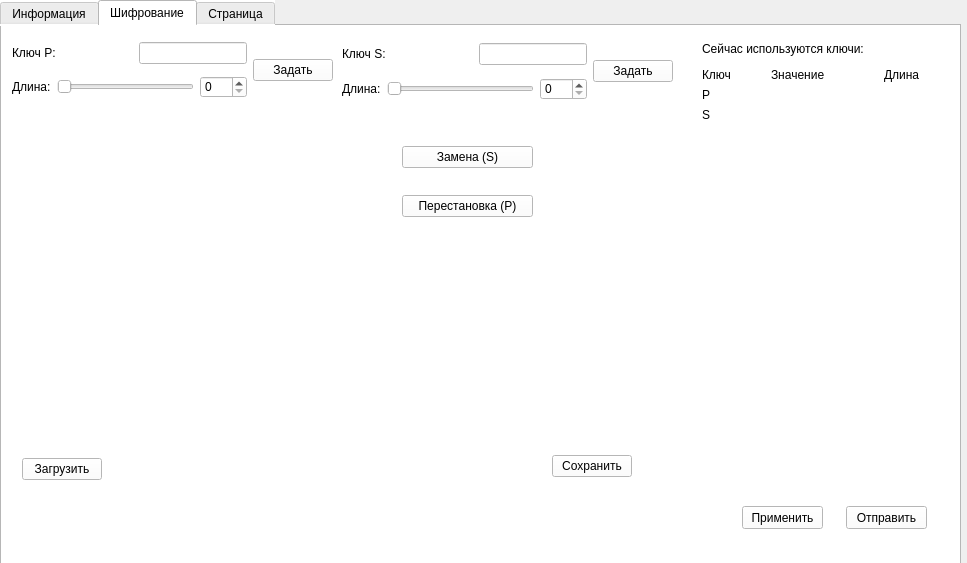
Qt form Qt/home_windows.ui (shm0nya/Lipilin-s-game) before a commit.
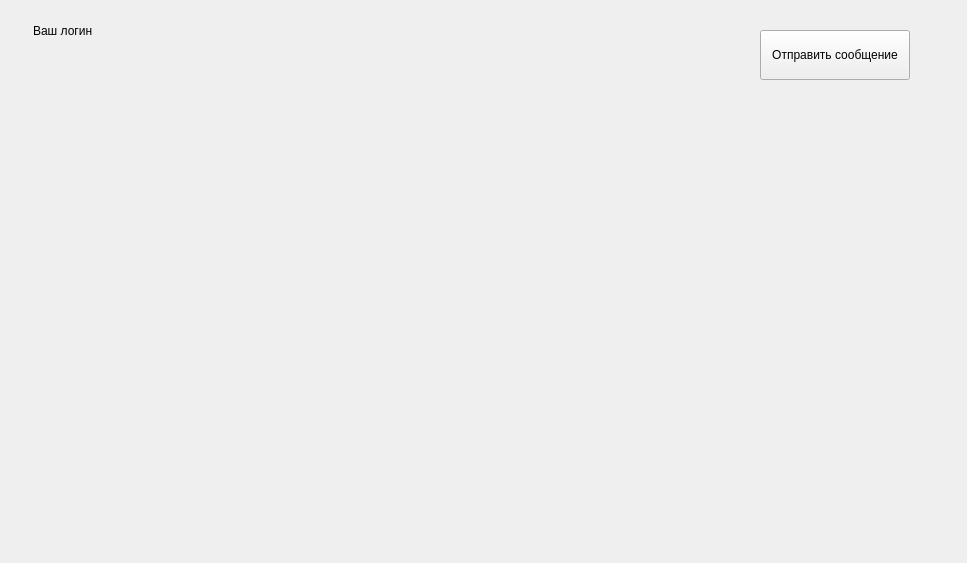
The same form after that commit. The open tabs and pages were chosen to show the change.

Diff of the .ui file:
```diff
--- a/Qt/home_windows.ui
+++ b/Qt/home_windows.ui
@@ -13,746 +13,63 @@
   <property name="windowTitle">
    <string>Form</string>
   </property>
-  <widget class="QTabWidget" name="tabWidget">
+  <widget class="QPushButton" name="button_send_messege">
    <property name="geometry">
     <rect>
-     <x>0</x>
-     <y>0</y>
-     <width>961</width>
-     <height>591</height>
+     <x>760</x>
+     <y>30</y>
+     <width>150</width>
+     <height>50</height>
     </rect>
    </property>
-   <property name="styleSheet">
-    <string notr="true">background-color: rgb(255, 255, 255);
-font: 75 10pt &quot;Verdana&quot;;</string>
+   <property name="minimumSize">
+    <size>
+     <width>150</width>
+     <height>50</height>
+    </size>
    </property>
-   <property name="currentIndex">
-    <number>0</number>
+   <property name="text">
+    <string>Отправить сообщение</string>
    </property>
-   <widget class="QWidget" name="tab">
-    <attribute name="title">
-     <string>Информация</string>
-    </attribute>
-    <widget class="QListWidget" name="listWidget">
-     <property name="geometry">
-      <rect>
-       <x>590</x>
-       <y>10</y>
-       <width>361</width>
-       <height>511</height>
-      </rect>
-     </property>
-    </widget>
-    <widget class="QWidget" name="">
-     <layout class="QVBoxLayout" name="summary_show_componation">
-      <item>
-       <layout class="QHBoxLayout" name="login_componation">
-        <item>
-         <layout class="QHBoxLayout" name="login_show">
-          <item>
-           <widget class="QLabel" name="login_show_lbl">
-            <property name="text">
-             <string>Ваш логин:</string>
-            </property>
-           </widget>
-          </item>
-          <item>
-           <widget class="QLabel" name="label_login">
-            <property name="text">
-             <string/>
-            </property>
-           </widget>
-          </item>
-         </layout>
-        </item>
-        <item>
-         <spacer name="horizontalSpacer_4">
-          <property name="orientation">
-           <enum>Qt::Horizontal</enum>
-          </property>
-          <property name="sizeHint" stdset="0">
-           <size>
-            <width>40</width>
-            <height>20</height>
-           </size>
-          </property>
-         </spacer>
-        </item>
-       </layout>
-      </item>
-      <item>
-       <layout class="QHBoxLayout" name="level_componation">
-        <item>
-         <layout class="QHBoxLayout" name="level_show">
-          <item>
-           <widget class="QLabel" name="level_show_lbl">
-            <property name="text">
-             <string>Уровень:</string>
-            </property>
-           </widget>
-          </item>
-          <item>
-           <widget class="QLabel" name="label_level">
-            <property name="text">
-             <string/>
-            </property>
-           </widget>
-          </item>
-         </layout>
-        </item>
-        <item>
-         <spacer name="horizontalSpacer_3">
-          <property name="orientation">
-           <enum>Qt::Horizontal</enum>
-          </property>
-          <property name="sizeHint" stdset="0">
-           <size>
-            <width>40</width>
-            <height>20</height>
-           </size>
-          </property>
-         </spacer>
-        </item>
-       </layout>
-      </item>
-      <item>
-       <layout class="QHBoxLayout" name="friend_show_componation">
-        <item>
-         <widget class="QLabel" name="friend_sho_who_it_lbl">
-          <property name="text">
-           <string>Вы общаeтесь с:</string>
-          </property>
-         </widget>
-        </item>
-        <item>
-         <widget class="QLabel" name="friend_show_who_it_value">
-          <property name="text">
-           <string/>
-          </property>
-         </widget>
-        </item>
-        <item>
-         <spacer name="horizontalSpacer_7">
-          <property name="orientation">
-           <enum>Qt::Horizontal</enum>
-          </property>
-          <property name="sizeHint" stdset="0">
-           <size>
-            <width>188</width>
-            <height>20</height>
-           </size>
-          </property>
-         </spacer>
-        </item>
-       </layout>
-      </item>
-      <item>
-       <layout class="QHBoxLayout" name="opponent_show_componation">
-        <item>
-         <widget class="QLabel" name="opponent_show_is_lbl">
-          <property name="text">
-           <string>Вы перехватываете сообщение у:</string>
-          </property>
-         </widget>
-        </item>
-        <item>
-         <widget class="QLabel" name="opponent_show_is_value">
-          <property name="text">
-           <string/>
-          </property>
-         </widget>
-        </item>
-        <item>
-         <spacer name="horizontalSpacer_8">
-          <property name="orientation">
-           <enum>Qt::Horizontal</enum>
-          </property>
-          <property name="sizeHint" stdset="0">
-           <size>
-            <width>248</width>
-            <height>20</height>
-           </size>
-          </property>
-         </spacer>
-        </item>
-       </layout>
-      </item>
-     </layout>
-    </widget>
-    <widget class="QWidget" name="">
-     <property name="geometry">
-      <rect>
-       <x>13</x>
-       <y>410</y>
-       <width>561</width>
-       <height>108</height>
-      </rect>
-     </property>
-     <layout class="QVBoxLayout" name="verticalLayout">
-      <item>
-       <layout class="QVBoxLayout" name="friend_edit_show">
-        <item>
-         <widget class="QLabel" name="friend_show_lbl">
-          <property name="text">
-           <string>Введите логин того человека, с кем хотите вести переписку:</string>
-          </property>
-         </widget>
-        </item>
-        <item>
-         <layout class="QHBoxLayout" name="friend_show_line_edit">
-          <item>
-           <widget class="QLineEdit" name="friend_edit"/>
-          </item>
-          <item>
-           <widget class="QPushButton" name="Button_firend_deited_">
-            <property name="text">
-             <string>ok</string>
-            </property>
-           </widget>
-          </item>
-          <item>
-           <spacer name="horizontalSpacer">
-            <property name="orientation">
-             <enum>Qt::Horizontal</enum>
-            </property>
-            <property name="sizeHint" stdset="0">
-             <size>
-              <width>40</width>
-              <height>20</height>
-             </size>
-            </property>
-           </spacer>
-          </item>
-         </layout>
-        </item>
-       </layout>
-      </item>
-      <item>
-       <layout class="QVBoxLayout" name="opponent_edit_show">
-        <item>
-         <widget class="QLabel" name="opponent_edit_show_text">
-          <property name="text">
-           <string>Введите логин того человека, чьи сообщения хотите перехватывать:</string>
-          </property>
-         </widget>
-        </item>
-        <item>
-         <layout class="QHBoxLayout" name="opponent_show_line_edit">
-          <item>
-           <widget class="QLineEdit" name="opponent_edit"/>
-          </item>
-          <item>
-           <widget class="QPushButton" name="Button_opponent_edited">
-            <property name="text">
-             <string>ok</string>
-            </property>
-           </widget>
-          </item>
-          <item>
-           <spacer name="horizontalSpacer_2">
-            <property name="orientation">
-             <enum>Qt::Horizontal</enum>
-            </property>
-            <property name="sizeHint" stdset="0">
-             <size>
-              <width>40</width>
-              <height>20</height>
-             </size>
-            </property>
-           </spacer>
-          </item>
-         </layout>
-        </item>
-       </layout>
-      </item>
-     </layout>
-    </widget>
-   </widget>
-   <widget class="QWidget" name="tab_2">
-    <attribute name="title">
-     <string>Шифрование</string>
-    </attribute>
-    <widget class="QPushButton" name="pushButton_5">
-     <property name="geometry">
-      <rect>
-       <x>844</x>
-       <y>480</y>
-       <width>81</width>
-       <height>23</height>
-      </rect>
-     </property>
-     <property name="text">
-      <string>Отправить</string>
-     </property>
-    </widget>
-    <widget class="QPushButton" name="pushButton_8">
-     <property name="geometry">
-      <rect>
-       <x>740</x>
-       <y>480</y>
-       <width>81</width>
-       <height>23</height>
-      </rect>
-     </property>
-     <property name="text">
-      <string>Применить</string>
-     </property>
-    </widget>
-    <widget class="QWidget" name="layoutWidget_2">
-     <property name="geometry">
-      <rect>
-       <x>340</x>
-       <y>10</y>
-       <width>331</width>
-       <height>71</height>
-      </rect>
-     </property>
-     <layout class="QHBoxLayout" name="S_key_componate">
-      <item>
-       <layout class="QVBoxLayout" name="S_key_info_componate">
-        <item>
-         <layout class="QHBoxLayout" name="S_key_value_componate">
-          <item>
-           <widget class="QLabel" name="S_key_value_show_lbl">
-            <property name="text">
-             <string>Ключ S:</string>
-            </property>
-           </widget>
-          </item>
-          <item>
-           <spacer name="horizontalSpacer_11">
-            <property name="orientation">
-             <enum>Qt::Horizontal</enum>
-            </property>
-            <property name="sizeHint" stdset="0">
-             <size>
-              <width>18</width>
-              <height>20</height>
-             </size>
-            </property>
-           </spacer>
-          </item>
-          <item>
-           <widget class="QLineEdit" name="S_key_line_edit">
-            <property name="text">
-             <string/>
-            </property>
-           </widget>
-          </item>
-         </layout>
-        </item>
-        <item>
-         <layout class="QHBoxLayout" name="S_key_size_componate">
-          <item>
-           <widget class="QLabel" name="S_key_size_show_lbl">
-            <property name="text">
-             <string>Длина:</string>
-            </property>
-           </widget>
-          </item>
-          <item>
-           <widget class="QSlider" name="S_key_size_slider">
-            <property name="orientation">
-             <enum>Qt::Horizontal</enum>
-            </property>
-           </widget>
-          </item>
-          <item>
-           <widget class="QSpinBox" name="S_key_size_spinBox">
-            <property name="maximum">
-             <number>100</number>
-            </property>
-            <property name="singleStep">
-             <number>2</number>
-            </property>
-           </widget>
-          </item>
-         </layout>
-        </item>
-       </layout>
-      </item>
-      <item>
-       <widget class="QPushButton" name="S_key_generate_button">
-        <property name="text">
-         <string>Задать</string>
-        </property>
-       </widget>
-      </item>
-     </layout>
-    </widget>
-    <widget class="QWidget" name="layoutWidget">
-     <property name="geometry">
-      <rect>
-       <x>10</x>
-       <y>10</y>
-       <width>321</width>
-       <height>68</height>
-      </rect>
-     </property>
-     <layout class="QHBoxLayout" name="P_key_componate">
-      <item>
-       <layout class="QVBoxLayout" name="P_key_info_componate">
-        <item>
-         <layout class="QHBoxLayout" name="P_key_value_componate">
-          <item>
-           <widget class="QLabel" name="P_key_value_show_lbl">
-            <property name="text">
-             <string>Ключ P:</string>
-            </property>
-           </widget>
-          </item>
-          <item>
-           <spacer name="horizontalSpacer_10">
-            <property name="orientation">
-             <enum>Qt::Horizontal</enum>
-            </property>
-            <property name="sizeHint" stdset="0">
-             <size>
-              <width>18</width>
-              <height>20</height>
-             </size>
-            </property>
-           </spacer>
-          </item>
-          <item>
-           <widget class="QLineEdit" name="P_key_line_edit"/>
-          </item>
-         </layout>
-        </item>
-        <item>
-         <layout class="QHBoxLayout" name="P_key_size_componate">
-          <item>
-           <widget class="QLabel" name="P_key_size_show_lbl">
-            <property name="text">
-             <string>Длина:</string>
-            </property>
-           </widget>
-          </item>
-          <item>
-           <widget class="QSlider" name="P_key_size_slider">
-            <property name="orientation">
-             <enum>Qt::Horizontal</enum>
-            </property>
-           </widget>
-          </item>
-          <item>
-           <widget class="QSpinBox" name="P_key_size_spinBox">
-            <property name="maximum">
-             <number>100</number>
-            </property>
-            <property name="singleStep">
-             <number>2</number>
-            </property>
-           </widget>
-          </item>
-         </layout>
-        </item>
-       </layout>
-      </item>
-      <item>
-       <widget class="QPushButton" name="P_key_generate_button">
-        <property name="text">
-         <string>Задать</string>
-        </property>
-       </widget>
-      </item>
-     </layout>
-    </widget>
-    <widget class="QWidget" name="layoutWidget">
-     <property name="geometry">
-      <rect>
-       <x>700</x>
-       <y>10</y>
-       <width>245</width>
-       <height>86</height>
-      </rect>
-     </property>
-     <layout class="QVBoxLayout" name="show_now_use">
-      <item>
-       <widget class="QLabel" name="show_now_use_header">
-        <property name="text">
-         <string>Сейчас используются ключи:</string>
-        </property>
-       </widget>
-      </item>
-      <item>
-       <layout class="QGridLayout" name="show_now_use_grid">
-        <item row="0" column="1">
-         <widget class="QLabel" name="show_now_use_value">
-          <property name="text">
-           <string>Значениe                </string>
-          </property>
-         </widget>
-        </item>
-        <item row="1" column="1">
-         <widget class="QLabel" name="show_now_use_P_value">
-          <property name="text">
-           <string/>
-          </property>
-         </widget>
-        </item>
-        <item row="2" column="1">
-         <widget class="QLabel" name="show_now_use_S_value">
-          <property name="text">
-           <string/>
-          </property>
-         </widget>
-        </item>
-        <item row="1" column="2">
-         <widget class="QLabel" name="show_now_use_P_size">
-          <property name="text">
-           <string/>
-          </property>
-         </widget>
-        </item>
-        <item row="2" column="2">
-         <widget class="QLabel" name="show_now_use_S_size">
-          <property name="text">
-           <string/>
-          </property>
-         </widget>
-        </item>
-        <item row="0" column="2">
-         <widget class="QLabel" name="show_now_use_size">
-          <property name="text">
-           <string>Длина</string>
-          </property>
-         </widget>
-        </item>
-        <item row="0" column="0">
-         <widget class="QLabel" name="show_now_use_key">
-          <property name="text">
-           <string>Ключ</string>
-          </property>
-         </widget>
-        </item>
-        <item row="1" column="0">
-         <widget class="QLabel" name="show_now_use_P">
-          <property name="text">
-           <string>P</string>
-          </property>
-         </widget>
-        </item>
-        <item row="2" column="0">
-         <widget class="QLabel" name="show_now_use_S">
-          <property name="text">
-           <string>S</string>
-          </property>
-         </widget>
-        </item>
-       </layout>
-      </item>
-     </layout>
-    </widget>
-    <widget class="QWidget" name="">
-     <property name="geometry">
-      <rect>
-       <x>20</x>
-       <y>120</y>
-       <width>352</width>
-       <height>334</height>
-      </rect>
-     </property>
-     <layout class="QVBoxLayout" name="componate_load">
-      <item>
-       <widget class="QLabel" name="img_label_original">
-        <property name="minimumSize">
-         <size>
-          <width>350</width>
-          <height>300</height>
-         </size>
-        </property>
-        <property name="text">
-         <string/>
-        </property>
-       </widget>
-      </item>
-      <item>
-       <layout class="QHBoxLayout" name="componate_load_button">
-        <item>
-         <widget class="QPushButton" name="Button_load_origin_img">
-          <property name="text">
-           <string>Загрузить</string>
-          </property>
-         </widget>
-        </item>
-        <item>
-         <spacer name="horizontalSpacer_12">
-          <property name="orientation">
-           <enum>Qt::Horizontal</enum>
-          </property>
-          <property name="sizeHint" stdset="0">
-           <size>
-            <width>40</width>
-            <height>20</height>
-           </size>
-          </property>
-         </spacer>
-        </item>
-       </layout>
-      </item>
-     </layout>
-    </widget>
-    <widget class="QWidget" name="">
-     <property name="geometry">
-      <rect>
-       <x>400</x>
-       <y>120</y>
-       <width>131</width>
-       <height>71</height>
-      </rect>
-     </property>
-     <layout class="QVBoxLayout" name="componate_PS_button">
-      <item>
-       <widget class="QPushButton" name="Button_Sblok_use">
-        <property name="text">
-         <string>Замена (S)</string>
-        </property>
-       </widget>
-      </item>
-      <item>
-       <spacer name="verticalSpacer_2">
-        <property name="orientation">
-         <enum>Qt::Vertical</enum>
-        </property>
-        <property name="sizeHint" stdset="0">
-         <size>
-          <width>20</width>
-          <height>40</height>
-         </size>
-        </property>
-       </spacer>
-      </item>
-      <item>
-       <widget class="QPushButton" name="Button_Pblok_use">
-        <property name="text">
-         <string>Перестановка (P)</string>
-        </property>
-       </widget>
-      </item>
-     </layout>
-    </widget>
-    <widget class="QWidget" name="">
-     <property name="geometry">
-      <rect>
-       <x>550</x>
-       <y>120</y>
-       <width>351</width>
-       <height>331</height>
-      </rect>
-     </property>
-     <layout class="QVBoxLayout" name="componate_save">
-      <item>
-       <widget class="QLabel" name="img_label_after">
-        <property name="minimumSize">
-         <size>
-          <width>350</width>
-          <height>300</height>
-         </size>
-        </property>
-        <property name="text">
-         <string/>
-        </property>
-       </widget>
-      </item>
-      <item>
-       <layout class="QHBoxLayout" name="componate_save_button">
-        <item>
-         <widget class="QPushButton" name="Button_save_img">
-          <property name="text">
-           <string>Сохранить</string>
-          </property>
-         </widget>
-        </item>
-        <item>
-         <spacer name="horizontalSpacer_13">
-          <property name="orientation">
-           <enum>Qt::Horizontal</enum>
-          </property>
-          <property name="sizeHint" stdset="0">
-           <size>
-            <width>40</width>
-            <height>20</height>
-           </size>
-          </property>
-         </spacer>
-        </item>
-       </layout>
-      </item>
-     </layout>
-    </widget>
-    <zorder>Button_Sblok_use</zorder>
-    <zorder>Button_Pblok_use</zorder>
-    <zorder>Button_load_origin_img</zorder>
-    <zorder>pushButton_5</zorder>
-    <zorder>Button_save_img</zorder>
-    <zorder>pushButton_8</zorder>
-    <zorder>layoutWidget_2</zorder>
-    <zorder>layoutWidget</zorder>
-    <zorder>layoutWidget</zorder>
-    <zorder>img_label_original</zorder>
-    <zorder>img_label_after</zorder>
-    <zorder>horizontalSpacer_9</zorder>
-    <zorder>horizontalSpacer_12</zorder>
-    <zorder>verticalSpacer_2</zorder>
-    <zorder>verticalSpacer_3</zorder>
-    <zorder>Button_Sblok_use</zorder>
-    <zorder>horizontalSpacer_13</zorder>
-   </widget>
-   <widget class="QWidget" name="tab_3">
-    <attribute name="title">
-     <string>Страница</string>
-    </attribute>
-    <widget class="QLabel" name="label_12">
-     <property name="geometry">
-      <rect>
-       <x>0</x>
-       <y>10</y>
-       <width>101</width>
-       <height>16</height>
-      </rect>
-     </property>
-     <property name="text">
-      <string>Ваш логин:</string>
-     </property>
-    </widget>
-    <widget class="QLabel" name="label_13">
-     <property name="geometry">
-      <rect>
-       <x>0</x>
-       <y>30</y>
-       <width>81</width>
-       <height>16</height>
-      </rect>
-     </property>
-     <property name="text">
-      <string>Уровень:</string>
-     </property>
-    </widget>
-    <widget class="QTableView" name="tableView_2">
-     <property name="geometry">
-      <rect>
-       <x>0</x>
-       <y>50</y>
-       <width>641</width>
-       <height>491</height>
-      </rect>
-     </property>
-    </widget>
-    <widget class="QPushButton" name="pushButton_7">
-     <property name="geometry">
-      <rect>
-       <x>780</x>
-       <y>490</y>
-       <width>75</width>
-       <height>23</height>
-      </rect>
-     </property>
-     <property name="text">
-      <string>Открыть</string>
-     </property>
-    </widget>
-   </widget>
+  </widget>
+  <widget class="QWidget" name="layoutWidget">
+   <property name="geometry">
+    <rect>
+     <x>20</x>
+     <y>20</y>
+     <width>204</width>
+     <height>22</height>
+    </rect>
+   </property>
+   <layout class="QHBoxLayout" name="componate_login">
+    <item>
+     <widget class="QLabel" name="login_value">
+      <property name="text">
+       <string/>
+      </property>
+     </widget>
+    </item>
+    <item>
+     <widget class="QLabel" name="login_show">
+      <property name="text">
+       <string>Ваш логин</string>
+      </property>
+     </widget>
+    </item>
+    <item>
+     <spacer name="horizontalSpacer">
+      <property name="orientation">
+       <enum>Qt::Horizontal</enum>
+      </property>
+      <property name="sizeHint" stdset="0">
+       <size>
+        <width>138</width>
+        <height>20</height>
+       </size>
+      </property>
+     </spacer>
+    </item>
+   </layout>
   </widget>
  </widget>
  <resources/>
```
Left out of the diff: 35 changed lines with no effect on the pictures.
